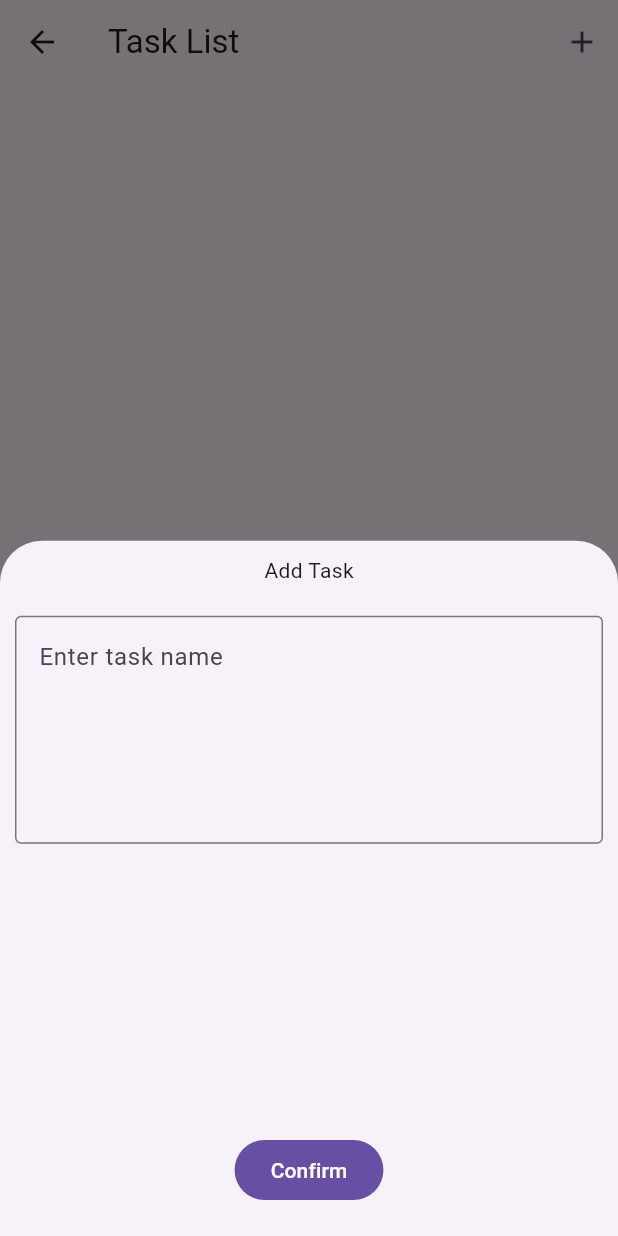
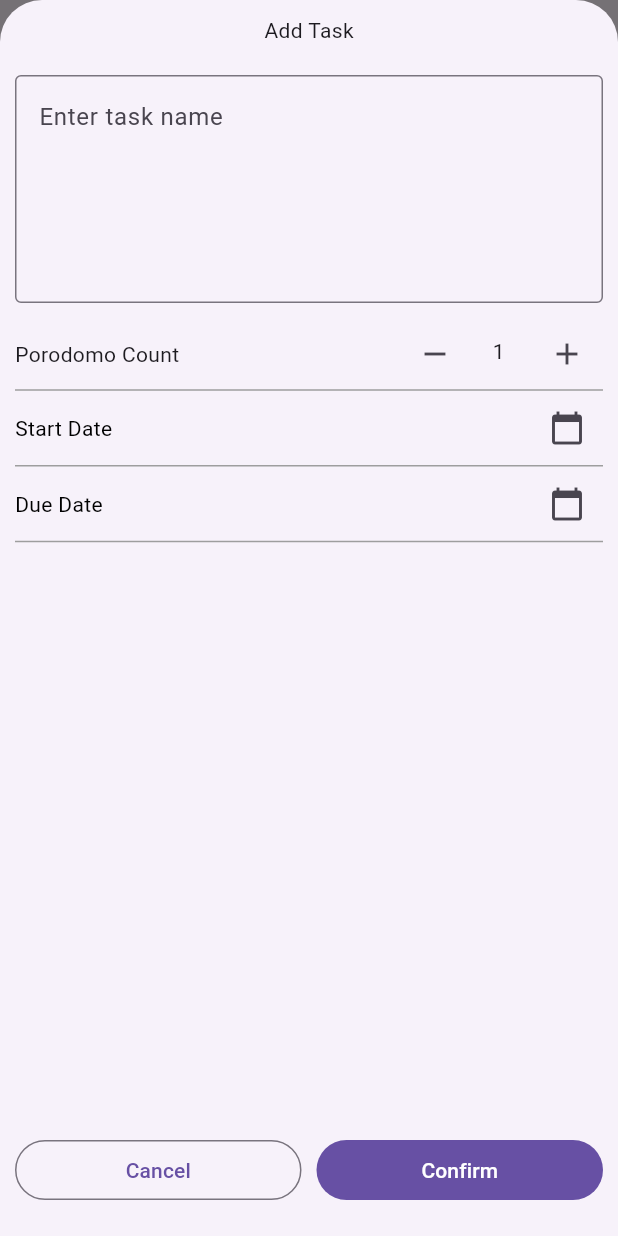
Before and after one commit to Kmookay/KFocusApp, a Flutter app: the TaskListPage screen opened by its route, after a tap on the "add" icon, on a phone screen of 412 x 824 dp. Run offline on Flutter 3.47's test engine with Material 3 defaults, Android fonts, the phone set to English and light mode, and no system bars; our stand-ins replace drift, flutter_svg, fluttertoast, go_router, logger; accounts and stored records are empty; generated files the repository leaves out were written again.

Commit message:
update: update add task modal

```diff
--- a/analysis_options.yaml
+++ b/analysis_options.yaml
@@ -26,3 +26,6 @@ linter:
 
 # Additional information about this file can be found at
 # https://dart.dev/guides/language/analysis-options
+analyzer:
+  errors:
+    invalid_annotation_target: ignore
--- a/lib/app/ui/pages/task/add/task_add_modal.dart
+++ b/lib/app/ui/pages/task/add/task_add_modal.dart
@@ -1,5 +1,6 @@
 import 'package:flutter/material.dart';
 import 'package:fluttertoast/fluttertoast.dart';
+import 'package:k_focus/app/ui/widgets/time_select_item.dart';
 import 'package:k_focus/data/repository/local/task_local_repo.dart';
 import 'package:k_focus/domain/entity/task_entity.dart';
 
@@ -17,7 +18,9 @@ class TaskAddModal extends StatefulWidget {
 }
 
 class _TaskAddModalState extends State<TaskAddModal> {
+  int porodomoCount = 1;
   final _taskController = TextEditingController();
+  final _pomodoroCountInputController = TextEditingController(text: '1');
 
   @override
   Widget build(BuildContext context) {
@@ -35,16 +38,81 @@ class _TaskAddModalState extends State<TaskAddModal> {
             decoration: const InputDecoration(
                 border: OutlineInputBorder(), hintText: "Enter task name"),
           ),
+          const SizedBox(height: 10),
+          Row(
+            mainAxisAlignment: MainAxisAlignment.spaceBetween,
+            crossAxisAlignment: CrossAxisAlignment.center,
+            children: [
+              const Text("Porodomo Count"),
+              const Spacer(),
+              IconButton(
+                  onPressed: _removePomodoro, icon: const Icon(Icons.remove)),
+              const SizedBox(
+                width: 10,
+              ),
+              SizedBox(
+                width: 20,
+                height: 20,
+                child: TextField(
+                  controller: _pomodoroCountInputController,
+                  keyboardType: TextInputType.number,
+                  maxLines: 1,
+                  textAlign: TextAlign.center,
+                  style: const TextStyle(fontSize: 14),
+                  decoration: const InputDecoration(
+                      border: InputBorder.none, hintText: "1"),
+                  cursorHeight: 20,
+                ),
+              ),
+              const SizedBox(
+                width: 10,
+              ),
+              IconButton(onPressed: _addPomodoro, icon: const Icon(Icons.add)),
+            ],
+          ),
+          const Divider(color: Colors.grey, height: 0.5),
+          TimeSelectItem(label: "Start Date", onTimeSelected: (time) {}),
+          const Divider(color: Colors.grey, height: 0.5),
+          TimeSelectItem(label: "Due Date", onTimeSelected: (time) {}),
+          const Divider(color: Colors.grey, height: 0.5),
           const Spacer(),
-          FilledButton(
-              onPressed: () {
-                _addTask();
-              },
-              child: const Text("Confirm")),
+          Row(mainAxisAlignment: MainAxisAlignment.spaceBetween, children: [
+            Expanded(
+              child: OutlinedButton(
+                  onPressed: () {
+                    Navigator.pop(context);
+                  },
+                  child: const Text("Cancel")),
+            ),
+            const SizedBox(width: 10),
+            Expanded(
+              child: FilledButton(
+                  onPressed: () {
+                    _addTask();
+                  },
+                  child: const Text("Confirm")),
+            )
+          ]),
           const SizedBox(height: 10)
         ],
       ),
     );
+  }
+
+  void _removePomodoro() {
+    if (porodomoCount > 1) {
+      setState(() {
+        porodomoCount--;
+        _pomodoroCountInputController.text = porodomoCount.toString();
+      });
+    }
+  }
+
+  void _addPomodoro() {
+    setState(() {
+      porodomoCount++;
+      _pomodoroCountInputController.text = porodomoCount.toString();
+    });
   }
 
   void _addTask() {
--- a/lib/app/ui/pages/task/task_list_page.dart
+++ b/lib/app/ui/pages/task/task_list_page.dart
@@ -2,7 +2,6 @@ import 'dart:async';
 
 import 'package:flutter/material.dart';
 import 'package:fluttertoast/fluttertoast.dart';
-import 'package:go_router/go_router.dart';
 import 'package:k_focus/data/repository/local/task_local_repo.dart';
 import 'package:k_focus/domain/entity/task_entity.dart';
 
@@ -49,17 +48,13 @@ class _TaskListPageState extends State<TaskListPage> {
           child: Column(
         children: [
           AppBar(
-            leading: IconButton(
-                onPressed: () {
-                  context.pop();
-                },
-                icon: const Icon(Icons.arrow_back)),
             title: const Text("Task List"),
             actions: [
               IconButton(
                   onPressed: () {
                     showModalBottomSheet(
                         context: context,
+                        isScrollControlled: true,
                         builder: (context) {
                           return const TaskAddModal();
                         });
@@ -87,7 +82,9 @@ class _TaskListPageState extends State<TaskListPage> {
                       child: ListTile(
                         title: Text("Task ${task.name}"),
                         subtitle: Text("Description ${task.description}"),
-                        trailing: const Icon(Icons.arrow_forward_ios),
+                        trailing: IconButton(
+                            onPressed: () {},
+                            icon: const Icon(Icons.play_arrow)),
                       ));
                 }),
           ),
--- /dev/null
+++ b/lib/app/ui/widgets/time_select_item.dart
@@ -0,0 +1,97 @@
+import 'package:flutter/material.dart';
+import 'package:intl/intl.dart';
+
+// TimeSelectItem is a widget that show a time item in the time select list
+class TimeSelectItem extends StatefulWidget {
+  final String label;
+  final Function(DateTime?)? onTimeSelected;
+  const TimeSelectItem({super.key, required this.label, this.onTimeSelected});
+
+  @override
+  State<StatefulWidget> createState() {
+    return TimeSelectItemState();
+  }
+}
+
+// TimeSelectItemState is a state of TimeSelectItem
+class TimeSelectItemState extends State<TimeSelectItem> {
+  final DateFormat _dateFormat = DateFormat.yMd().add_Hms();
+  DateTime? _selectedTime;
+
+  @override
+  Widget build(BuildContext context) {
+    return SizedBox(
+        height: 50,
+        child: Row(
+          children: [
+            Text(
+              widget.label,
+              style: const TextStyle(color: Colors.black, fontSize: 14),
+            ),
+            const Spacer(),
+            _selectedTime == null
+                ? Row(children: _defaultTimeWidget())
+                : Row(children: _selectedTimeWidget())
+          ],
+        ));
+  }
+
+  List<Widget> _defaultTimeWidget() {
+    return [
+      const SizedBox(width: 10),
+      IconButton(
+          onPressed: () {
+            showDateTimePicker();
+          },
+          icon: const Icon(Icons.calendar_today))
+    ];
+  }
+
+  List<Widget> _selectedTimeWidget() {
+    return [
+      Text(_dateFormat.format(_selectedTime!),
+          style: const TextStyle(color: Colors.black)),
+      const SizedBox(width: 10),
+      IconButton(
+          onPressed: () {
+            setState(() {
+              _selectedTime = null;
+              widget.onTimeSelected?.call(null);
+            });
+          },
+          icon: const Icon(Icons.highlight_off))
+    ];
+  }
+
+  void showDateTimePicker() {
+    showDatePicker(
+      context: context,
+      initialDate: DateTime.now(),
+      firstDate: DateTime(2000),
+      lastDate: DateTime(2101),
+    ).then((selectedDate) {
+      // After selecting the date, display the time picker.
+      if (selectedDate != null) {
+        showTimePicker(
+          context: context,
+          initialTime: TimeOfDay.now(),
+        ).then((selectedTime) {
+          // Handle the selected date and time here.
+          if (selectedTime != null) {
+            DateTime result = DateTime(
+              selectedDate.year,
+              selectedDate.month,
+              selectedDate.day,
+              selectedTime.hour,
+              selectedTime.minute,
+            );
+            setState(() {
+              _selectedTime = result;
+              widget.onTimeSelected?.call(result);
+            });
+          }
+        });
+      }
+    });
+  }
+}
--- a/pubspec.yaml
+++ b/pubspec.yaml
@@ -32,6 +32,7 @@ dependencies:
     sdk: flutter
   dartz: ^0.10.1
   freezed_annotation: ^2.4.1
+  intl: ^0.17.0
 
 
   # The following adds the Cupertino Icons font to your application.
@@ -47,6 +48,7 @@ dependencies:
   path: ^1.8.3
   flutter_local_notifications: ^16.1.0
   flutter_svg: ^2.0.9
+  json_annotation: ^4.8.1
 
 dev_dependencies:
   flutter_test:
@@ -54,6 +56,7 @@ dev_dependencies:
   freezed: ^2.4.5
   drift_dev: ^2.13.0
   build_runner: ^2.4.6
+  json_serializable: ^6.7.1
 
 
   # The "flutter_lints" package below contains a set of recommended lints to
```
Also changed, not shown: pubspec.lock, 1 other file.
